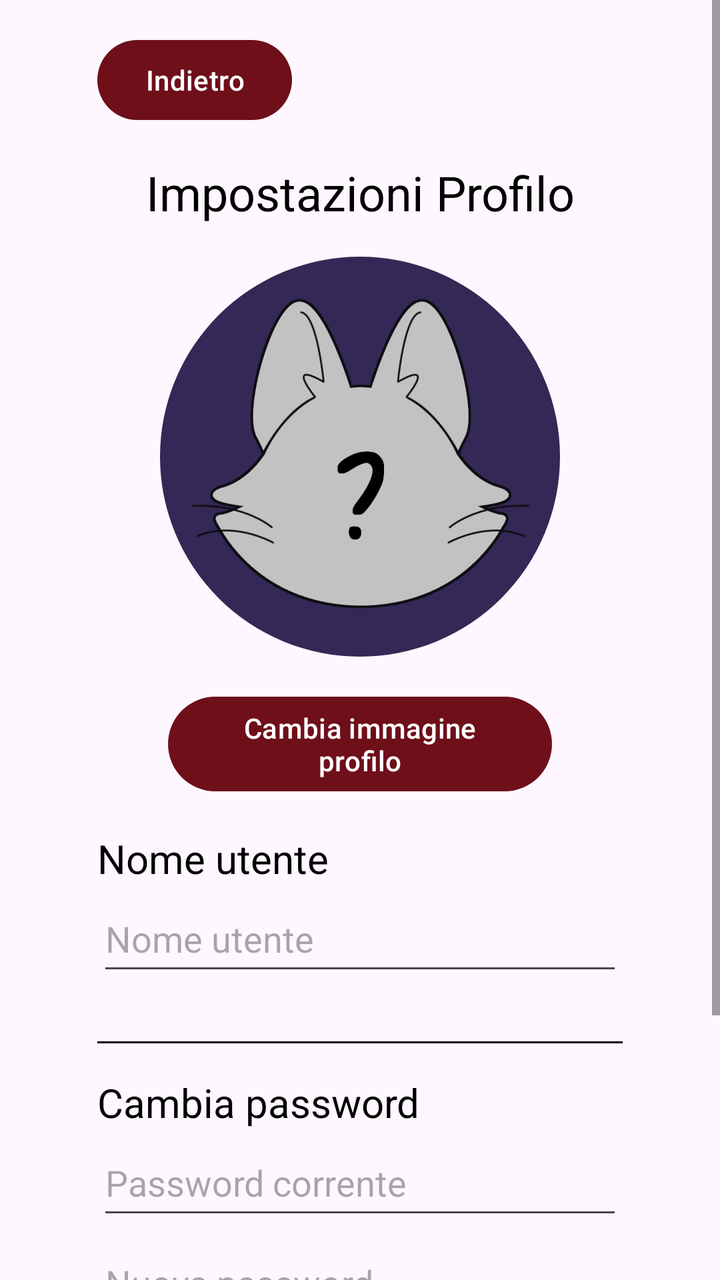
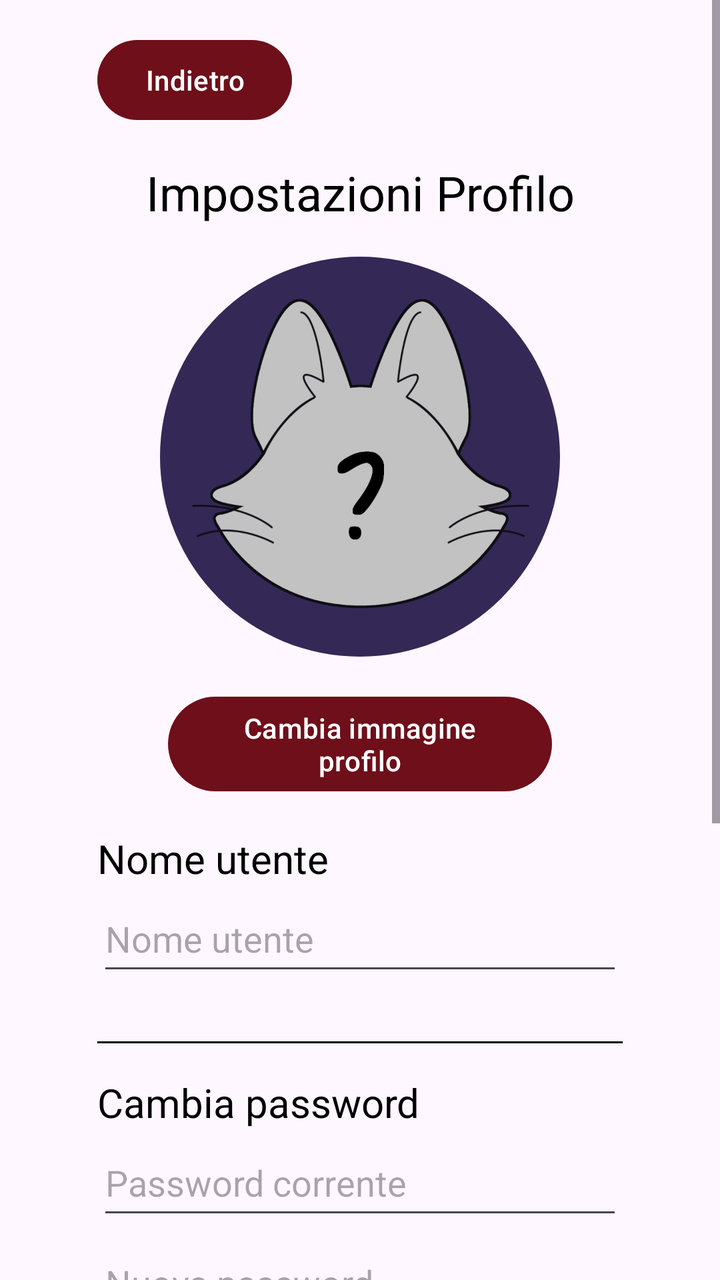

The first picture is an Android layout as it rendered before a commit; the second is the same layout after the commit. The layout source and the unified diff follow.
<!-- AndroidManifest.xml: application theme Theme.DropBy -->
<!-- res/layout/fragment_profile_settings.xml -->
<?xml version="1.0" encoding="utf-8"?>
<ScrollView xmlns:android="http://schemas.android.com/apk/res/android"
    xmlns:app="http://schemas.android.com/apk/res-auto"
    android:id="@+id/profileSettingScrollView"
    android:layout_width="match_parent"
    android:layout_height="match_parent"
    android:fillViewport="true"
    app:layout_constraintBottom_toBottomOf="parent"
    app:layout_constraintEnd_toEndOf="parent"
    app:layout_constraintStart_toStartOf="parent"
    app:layout_constraintTop_toTopOf="parent">

    <androidx.constraintlayout.widget.ConstraintLayout
        android:layout_width="match_parent"
        android:layout_height="wrap_content"
        android:padding="16dp">

        <androidx.constraintlayout.widget.Guideline
            android:id="@+id/guidelineStart"
            android:layout_width="wrap_content"
            android:layout_height="wrap_content"
            android:orientation="vertical"
            app:layout_constraintGuide_percent="0.1" />

        <androidx.constraintlayout.widget.Guideline
            android:id="@+id/guidelineEnd"
            android:layout_width="wrap_content"
            android:layout_height="wrap_content"
            android:orientation="vertical"
            app:layout_constraintGuide_percent="0.9" />

        <Button
            android:id="@+id/btnBackToSettings"
            android:layout_width="wrap_content"
            android:layout_height="wrap_content"
            android:text="@string/back_button"

            app:layout_constraintStart_toStartOf="@id/guidelineStart"
            app:layout_constraintTop_toTopOf="parent" />

        <TextView
            android:id="@+id/profileSettingsTitle"
            android:layout_width="0dp"
            android:layout_height="wrap_content"
            android:layout_marginTop="16dp"
            android:text="@string/profile_settings"
            android:textAlignment="center"
            android:textColor="@color/black"

            android:textSize="24sp"
            app:layout_constraintEnd_toEndOf="@id/guidelineEnd"
            app:layout_constraintStart_toStartOf="@id/guidelineStart"
            app:layout_constraintTop_toBottomOf="@id/btnBackToSettings" />

        <com.google.android.material.imageview.ShapeableImageView
            android:id="@+id/imgProfilePreview"
            android:layout_width="200dp"
            android:layout_height="200dp"
            android:layout_marginTop="16dp"
            android:scaleType="centerCrop"
            android:src="@drawable/default_guest"

            app:layout_constraintEnd_toEndOf="@id/guidelineEnd"
            app:layout_constraintStart_toStartOf="@id/guidelineStart"
            app:layout_constraintTop_toBottomOf="@id/profileSettingsTitle"
            app:shapeAppearanceOverlay="@style/CircleImage" />

        <Button
            android:id="@+id/btnChangeProfileImg"
            android:layout_width="@android:dimen/thumbnail_width"
            android:layout_height="wrap_content"
            android:layout_marginTop="16dp"
            android:text="@string/choose_profile_picture"

            app:layout_constraintEnd_toEndOf="@id/guidelineEnd"
            app:layout_constraintStart_toStartOf="@id/guidelineStart"
            app:layout_constraintTop_toBottomOf="@id/imgProfilePreview"/>

        <TextView
            android:id="@+id/tvUsernameTitle"
            android:layout_width="0dp"
            android:layout_height="wrap_content"
            android:layout_marginTop="16dp"
            android:text="@string/username_hint"
            android:textColor="@color/black"

            android:textSize="20sp"
            app:layout_constraintEnd_toEndOf="@id/guidelineEnd"
            app:layout_constraintStart_toStartOf="@id/guidelineStart"
            app:layout_constraintTop_toBottomOf="@id/btnChangeProfileImg" />

        <EditText
            android:id="@+id/editUsername"
            android:layout_width="0dp"
            android:layout_height="50dp"
            android:hint="@string/username_hint"
            android:inputType="textPersonName"
            app:layout_constraintEnd_toEndOf="@id/guidelineEnd"
            app:layout_constraintStart_toStartOf="@id/guidelineStart"
            app:layout_constraintTop_toBottomOf="@id/tvUsernameTitle" />

        <View
            android:id="@+id/dividerPassword"
            android:layout_width="0dp"
            android:layout_height="1dp"
            android:layout_marginTop="28dp"
            android:background="@color/black"
            app:layout_constraintEnd_toEndOf="@id/guidelineEnd"
            app:layout_constraintStart_toStartOf="@id/guidelineStart"
            app:layout_constraintTop_toBottomOf="@id/editUsername" />

        <TextView
            android:id="@+id/tvPasswordTitle"
            android:layout_width="0dp"
            android:layout_height="wrap_content"
            android:layout_marginTop="16dp"
            android:text="Cambia password"
            android:textColor="@color/black"
            android:textSize="20sp"
            app:layout_constraintEnd_toEndOf="@id/guidelineEnd"
            app:layout_constraintStart_toStartOf="@id/guidelineStart"
            app:layout_constraintTop_toBottomOf="@id/dividerPassword" />

        <EditText
            android:id="@+id/editCurrentPassword"
            android:layout_width="0dp"
            android:layout_height="50dp"
            android:hint="Password corrente"
            android:inputType="textPassword"
            app:layout_constraintEnd_toEndOf="@id/guidelineEnd"
            app:layout_constraintStart_toStartOf="@id/guidelineStart"
            app:layout_constraintTop_toBottomOf="@id/tvPasswordTitle" />

        <EditText
            android:id="@+id/editNewPassword"
            android:layout_width="0dp"
            android:layout_height="50dp"
            android:hint="Nuova password"
            android:inputType="textPassword"
            app:layout_constraintEnd_toEndOf="@id/guidelineEnd"
            app:layout_constraintStart_toStartOf="@id/guidelineStart"
            app:layout_constraintTop_toBottomOf="@id/editCurrentPassword" />

        <EditText
            android:id="@+id/editConfirmPassword"
            android:layout_width="0dp"
            android:layout_height="50dp"
            android:hint="Conferma nuova password"
            android:inputType="textPassword"
            app:layout_constraintEnd_toEndOf="@id/guidelineEnd"
            app:layout_constraintStart_toStartOf="@id/guidelineStart"
            app:layout_constraintTop_toBottomOf="@id/editNewPassword" />

        <Button
            android:id="@+id/btnSaveProfile"
            android:layout_width="@android:dimen/thumbnail_width"
            android:layout_height="wrap_content"
            android:layout_marginTop="28dp"
            android:text="@string/save_changes"
            app:layout_constraintEnd_toEndOf="@id/guidelineEnd"
            app:layout_constraintStart_toStartOf="@id/guidelineStart"
            app:layout_constraintTop_toBottomOf="@id/editConfirmPassword" />

    </androidx.constraintlayout.widget.ConstraintLayout>
</ScrollView>
<!-- resources referenced by this layout -->
<resources>
  <color name="black">#FF000000</color>
  <!-- drawable default_guest: png bitmap (drawable, 114930 bytes) -->
  <string name="back_button">Indietro</string>
  <string name="choose_profile_picture">Cambia immagine profilo</string>
  <string name="profile_settings">Impostazioni Profilo</string>
  <string name="save_changes">Salva modifiche</string>
  <string name="username_hint">Nome utente</string>
  <style name="CircleImage">
          <item name="cornerFamily">rounded</item>
          <item name="cornerSize">50%</item>
      </style>
  <style name="Theme.DropBy" parent="Base.Theme.DropBy" />
  <style name="Base.Theme.DropBy" parent="Theme.Material3.Light.NoActionBar">
          <item name="actionBarSize">64dp</item>
          <item name="colorPrimary">@color/theater_red_dark</item>
          <item name="colorOnPrimary">@color/white</item>
          <item name="colorAccent">@color/theater_red</item>
      </style>
  <color name="theater_red_dark">#6E0F1A</color>
  <color name="white">#FFFFFFFF</color>
  <color name="theater_red">#B11226</color>
</resources>

<!-- the commit's change to res/layout/fragment_profile_settings.xml (unified diff, before → after) -->
@@ -151,6 +151,50 @@
             app:layout_constraintStart_toStartOf="@id/guidelineStart"
             app:layout_constraintTop_toBottomOf="@id/editNewPassword" />
 
+        <View
+            android:id="@+id/dividerPrivacy"
+            android:layout_width="0dp"
+            android:layout_height="1dp"
+            android:layout_marginTop="28dp"
+            android:background="@color/black"
+            app:layout_constraintEnd_toEndOf="@id/guidelineEnd"
+            app:layout_constraintStart_toStartOf="@id/guidelineStart"
+            app:layout_constraintTop_toBottomOf="@id/editConfirmPassword" />
+
+        <TextView
+            android:id="@+id/tvPrivacyTitle"
+            android:layout_width="0dp"
+            android:layout_height="wrap_content"
+            android:layout_marginTop="16dp"
+            android:text="Privacy"
+            android:textColor="@color/black"
+            android:textSize="20sp"
+            app:layout_constraintEnd_toEndOf="@id/guidelineEnd"
+            app:layout_constraintStart_toStartOf="@id/guidelineStart"
+            app:layout_constraintTop_toBottomOf="@id/dividerPrivacy" />
+
+        <CheckBox
+            android:id="@+id/checkPrivateFavorites"
+            android:layout_width="0dp"
+            android:layout_height="wrap_content"
+            android:layout_marginTop="12dp"
+            android:text="Mantieni privati i miei preferiti"
+            android:textSize="14sp"
+            app:layout_constraintEnd_toEndOf="@id/guidelineEnd"
+            app:layout_constraintStart_toStartOf="@id/guidelineStart"
+            app:layout_constraintTop_toBottomOf="@id/tvPrivacyTitle" />
+
+        <CheckBox
+            android:id="@+id/checkPrivateReviews"
+            android:layout_width="0dp"
+            android:layout_height="wrap_content"
+            android:layout_marginTop="8dp"
+            android:text="Mantieni private le mie recensioni"
+            android:textSize="14sp"
+            app:layout_constraintEnd_toEndOf="@id/guidelineEnd"
+            app:layout_constraintStart_toStartOf="@id/guidelineStart"
+            app:layout_constraintTop_toBottomOf="@id/checkPrivateFavorites" />
+
         <Button
             android:id="@+id/btnSaveProfile"
             android:layout_width="@android:dimen/thumbnail_width"
@@ -159,7 +203,7 @@
             android:text="@string/save_changes"
             app:layout_constraintEnd_toEndOf="@id/guidelineEnd"
             app:layout_constraintStart_toStartOf="@id/guidelineStart"
-            app:layout_constraintTop_toBottomOf="@id/editConfirmPassword" />
+            app:layout_constraintTop_toBottomOf="@id/checkPrivateReviews" />
 
     </androidx.constraintlayout.widget.ConstraintLayout>
 </ScrollView>
